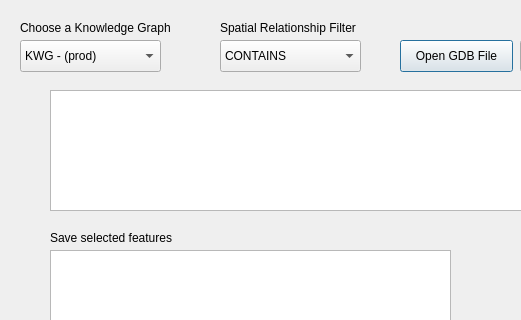
Above: kwg_geoenrichment/kwg_plugin_dialog_base.ui from KnowWhereGraph/geoenrichment-qgis before the change; both pictures show x 0 to 521 and y 0 to 320 of the 842 by 448 pixel window. Below: the same form after it.
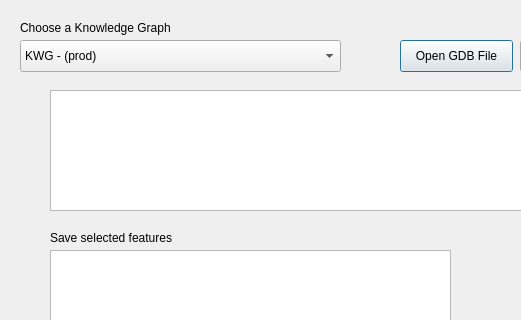
That is the form after the change.

Commit message:
Enable buttons when required
Reference: #10 #11

The edit to the form file:
```diff
--- a/kwg_geoenrichment/kwg_plugin_dialog_base.ui
+++ b/kwg_geoenrichment/kwg_plugin_dialog_base.ui
@@ -83,7 +83,7 @@
     <rect>
      <x>20</x>
      <y>40</y>
-     <width>141</width>
+     <width>321</width>
      <height>32</height>
     </rect>
    </property>
@@ -93,49 +93,6 @@
     </property>
    </item>
   </widget>
-  <widget class="QComboBox" name="comboBox_spatialRelationshipFilter">
-   <property name="geometry">
-    <rect>
-     <x>220</x>
-     <y>40</y>
-     <width>141</width>
-     <height>32</height>
-    </rect>
-   </property>
-   <item>
-    <property name="text">
-     <string>CONTAINS</string>
-    </property>
-   </item>
-   <item>
-    <property name="text">
-     <string>CONTAINS + INTERSECTS</string>
-    </property>
-   </item>
-   <item>
-    <property name="text">
-     <string>INTERSECTS</string>
-    </property>
-   </item>
-   <item>
-    <property name="text">
-     <string>WITHIN</string>
-    </property>
-   </item>
-  </widget>
-  <widget class="QLabel" name="label_spatialRelationshipFilter">
-   <property name="geometry">
-    <rect>
-     <x>220</x>
-     <y>20</y>
-     <width>161</width>
-     <height>16</height>
-    </rect>
-   </property>
-   <property name="text">
-    <string>Spatial Relationship Filter</string>
-   </property>
-  </widget>
   <widget class="QPushButton" name="pushButton_content">
    <property name="geometry">
     <rect>
```
The commit also changes 2 other files.
